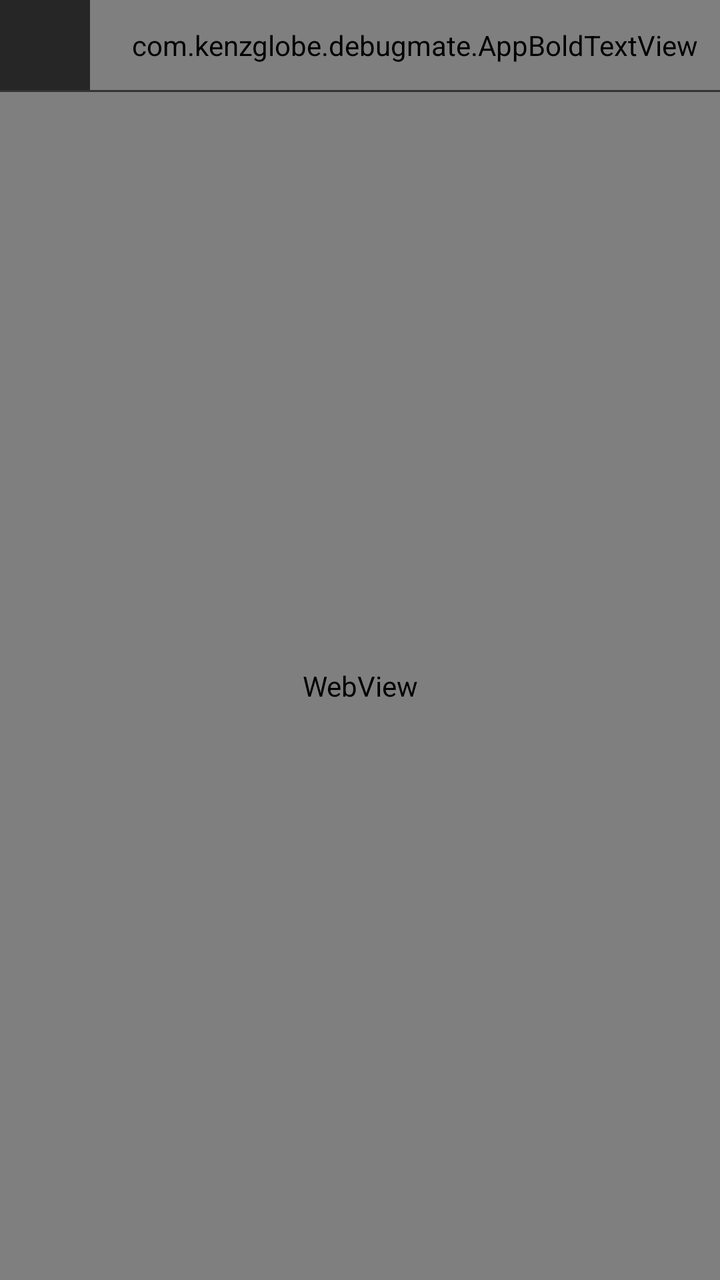
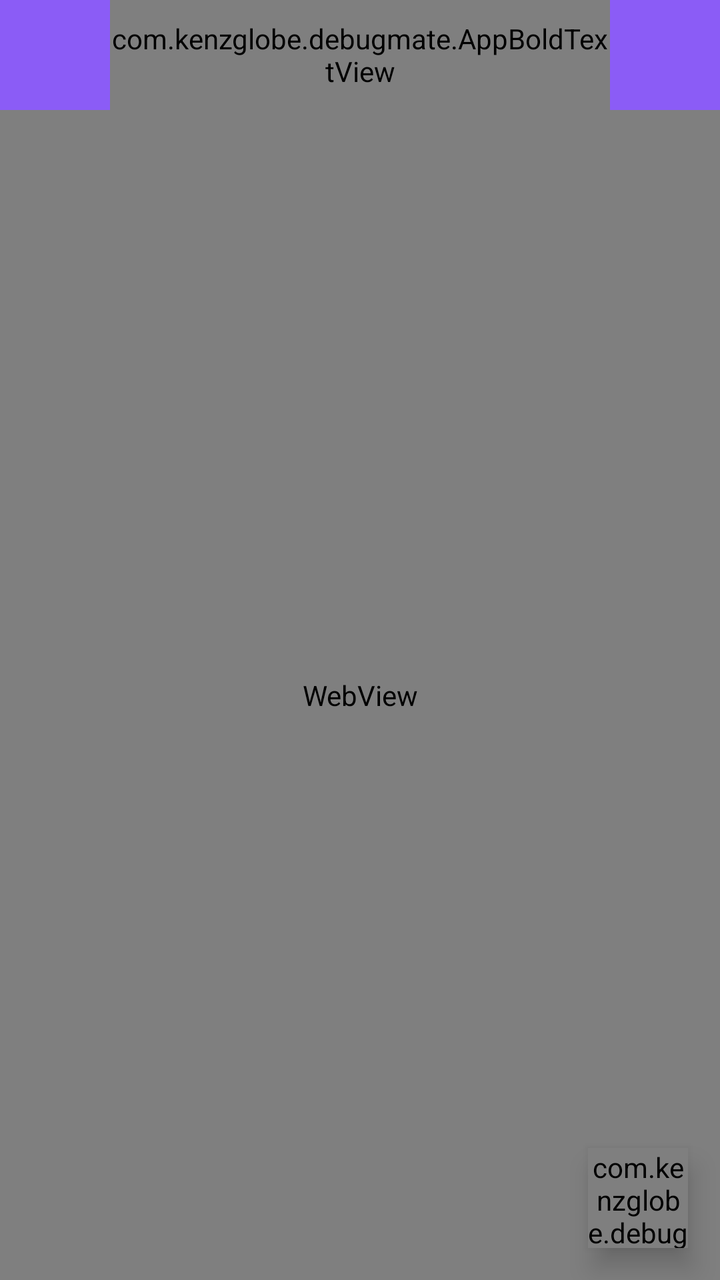

Compare the two renders of this Android layout. The source of the first and the diff that turns it into the second are given below.
<!-- AndroidManifest.xml: application theme AppTheme -->
<!-- res/layout/web_browser.xml -->
<?xml version="1.0" encoding="utf-8"?>
<LinearLayout xmlns:android="http://schemas.android.com/apk/res/android"
    android:layout_width="match_parent"
    android:layout_height="match_parent"
    android:orientation="vertical"
    android:background="#1E1E1E">

    
    <LinearLayout
        android:layout_width="match_parent"
        android:layout_height="45dp"
        android:orientation="horizontal"
        android:background="#262626"
        android:gravity="center_vertical">

        <TextView
            android:id="@+id/btn_browser_close"
            android:layout_width="45dp"
            android:layout_height="match_parent"
            android:gravity="center"
            android:textColor="#FFFFFF"
            android:textSize="22sp" />

        <com.kenzglobe.debugmate.AppBoldTextView
            android:id="@+id/browser_title"
            android:layout_width="match_parent"
            android:layout_height="match_parent"
            android:gravity="center_vertical"
            android:paddingStart="10dp"
            android:text="Web Preview"
            android:textColor="#FFFFFF"
            android:textSize="15sp" />
            
    </LinearLayout>

    <View
        android:layout_width="match_parent"
        android:layout_height="1dp"
        android:background="#333333" />

    
    <WebView
        android:id="@+id/web_browser_view"
        android:layout_width="match_parent"
        android:layout_height="match_parent" />

</LinearLayout>
<!-- resources referenced by this layout -->
<resources>
  <style name="AppTheme" parent="@android:style/Theme.Material.Light.NoActionBar">
          <item name="android:statusBarColor">#1E1E1E</item>
          <item name="android:navigationBarColor">#1E1E1E</item>
          <item name="android:windowLightStatusBar">false</item>
      </style>
</resources>

<!-- the commit's change to res/layout/web_browser.xml (unified diff, before → after) -->
@@ -1,21 +1,21 @@
 <?xml version="1.0" encoding="utf-8"?>
-<LinearLayout xmlns:android="http://schemas.android.com/apk/res/android"
+<RelativeLayout xmlns:android="http://schemas.android.com/apk/res/android"
     android:layout_width="match_parent"
     android:layout_height="match_parent"
-    android:orientation="vertical"
     android:background="#1E1E1E">
 
     
     <LinearLayout
+        android:id="@+id/browser_header"
         android:layout_width="match_parent"
-        android:layout_height="45dp"
-        android:orientation="horizontal"
-        android:background="#262626"
-        android:gravity="center_vertical">
+        android:layout_height="55dp"
+        android:background="#8B5CF6"
+        android:gravity="center_vertical"
+        android:orientation="horizontal">
 
         <TextView
-            android:id="@+id/btn_browser_close"
-            android:layout_width="45dp"
+            android:id="@+id/btn_browser_back"
+            android:layout_width="55dp"
             android:layout_height="match_parent"
             android:gravity="center"
             android:textColor="#FFFFFF"
@@ -23,25 +23,171 @@
 
         <com.kenzglobe.debugmate.AppBoldTextView
             android:id="@+id/browser_title"
-            android:layout_width="match_parent"
+            android:layout_width="0dp"
             android:layout_height="match_parent"
+            android:layout_weight="1"
             android:gravity="center_vertical"
-            android:paddingStart="10dp"
             android:text="Web Preview"
             android:textColor="#FFFFFF"
-            android:textSize="15sp" />
+            android:textSize="18sp" />
+            
+        <TextView
+            android:id="@+id/btn_browser_refresh"
+            android:layout_width="55dp"
+            android:layout_height="match_parent"
+            android:gravity="center"
+            android:textColor="#FFFFFF"
+            android:textSize="20sp" />
             
     </LinearLayout>
 
-    <View
+    <WebView
+        android:id="@+id/browser_webview"
         android:layout_width="match_parent"
-        android:layout_height="1dp"
-        android:background="#333333" />
+        android:layout_height="match_parent"
+        android:layout_below="@id/browser_header" />
 
     
-    <WebView
-        android:id="@+id/web_browser_view"
+    <com.kenzglobe.debugmate.AppBoldTextView
+        android:id="@+id/btn_toggle_console"
+        android:layout_width="50dp"
+        android:layout_height="50dp"
+        android:layout_alignParentBottom="true"
+        android:layout_alignParentEnd="true"
+        android:layout_margin="16dp"
+        android:background="@drawable/fab_bg"
+        android:gravity="center"
+        android:text=">_"
+        android:textColor="#FFFFFF"
+        android:textSize="18sp"
+        android:textStyle="bold"
+        android:elevation="8dp"/>
+
+    
+    <LinearLayout
+        android:id="@+id/console_container"
         android:layout_width="match_parent"
-        android:layout_height="match_parent" />
+        android:layout_height="350dp"
+        android:layout_alignParentBottom="true"
+        android:background="@drawable/console_bg"
+        android:orientation="vertical"
+        android:visibility="gone"
+        android:elevation="12dp">
 
-</LinearLayout>
+        
+        <LinearLayout
+            android:layout_width="match_parent"
+            android:layout_height="wrap_content"
+            android:orientation="vertical">
+
+            
+            <View
+                android:layout_width="60dp"
+                android:layout_height="5dp"
+                android:layout_gravity="center_horizontal"
+                android:layout_marginTop="8dp"
+                android:background="@drawable/bg_console_clear_btn" />
+
+            
+            <LinearLayout
+                android:layout_width="match_parent"
+                android:layout_height="45dp"
+                android:gravity="center_vertical"
+                android:orientation="horizontal"
+                android:paddingHorizontal="12dp">
+
+                <com.kenzglobe.debugmate.AppBoldTextView
+                    android:layout_width="0dp"
+                    android:layout_height="match_parent"
+                    android:layout_weight="1"
+                    android:gravity="center_vertical"
+                    android:text="Console"
+                    android:textColor="#8B5CF6"
+                    android:textSize="15sp" />
+                
+                
+                <TextView
+                    android:id="@+id/btn_clear_console"
+                    android:layout_width="wrap_content"
+                    android:layout_height="28dp"
+                    android:background="@drawable/bg_console_clear_btn"
+                    android:gravity="center"
+                    android:paddingHorizontal="12dp"
+                    android:text="clear"
+                    android:textColor="#AAAAAA"
+                    android:textSize="12sp"
+                    android:layout_marginEnd="8dp" />
+                
+                
+                <TextView
+                    android:id="@+id/btn_close_console"
+                    android:layout_width="30dp"
+                    android:layout_height="match_parent"
+                    android:gravity="center"
+                    android:textColor="#AAAAAA"
+                    android:textSize="18sp" />
+                    
+            </LinearLayout>
+            
+            <View
+                android:layout_width="match_parent"
+                android:layout_height="1.5dp"
+                android:background="#999999" />
+            
+        </LinearLayout>
+
+        
+        <ScrollView
+            android:id="@+id/console_scroll"
+            android:layout_width="match_parent"
+            android:layout_height="0dp"
+            android:layout_weight="1">
+
+            <LinearLayout
+                android:id="@+id/console_output_container"
+                android:layout_width="match_parent"
+                android:layout_height="wrap_content"
+                android:orientation="vertical" />
+                
+        </ScrollView>
+        
+        <View
+            android:layout_width="match_parent"
+            android:layout_height="1.5dp"
+            android:background="#262626" />
+
+        
+        <LinearLayout
+            android:layout_width="match_parent"
+            android:layout_height="40dp"
+            android:orientation="horizontal"
+            android:padding="8dp"
+            android:gravity="center_vertical">
+
+            <com.kenzglobe.debugmate.AppBoldTextView
+                android:layout_width="24dp"
+                android:layout_height="match_parent"
+                android:text=">"
+                android:textColor="#3FB950"
+                android:textSize="18sp"
+                android:gravity="center" />
+
+            <com.kenzglobe.debugmate.AppEditText
+                android:id="@+id/console_input"
+                android:layout_width="0dp"
+                android:layout_height="match_parent"
+                android:layout_weight="1"
+                android:background="@null"
+                android:hint="console.log('Hello World!')"
+                android:textColor="#FFFFFF"
+                android:textColorHint="#888888"
+                android:textCursorDrawable="@drawable/cursor_white"
+                android:textSize="13sp"
+                android:imeOptions="actionSend"
+                android:inputType="textNoSuggestions" />
+                
+        </LinearLayout>
+        
+    </LinearLayout>
+    
+</RelativeLayout>
<!-- resource entries referenced after the edit -->
@@ -1,5 +1,42 @@
 <!-- resources referenced by this layout -->
 <resources>
+  <!-- drawable bg_console_clear_btn (drawable-xxhdpi) -->
+  <?xml version="1.0" encoding="utf-8"?>
+  <shape xmlns:android="http://schemas.android.com/apk/res/android"
+      android:shape="rectangle">
+      <solid android:color="#333333" />
+      <corners android:radius="12dp" />
+      <stroke android:width="1dp" android:color="#444444" />
+  </shape>
+  <!-- drawable console_bg (drawable-xxhdpi) -->
+  <?xml version="1.0" encoding="utf-8"?>
+  <shape xmlns:android="http://schemas.android.com/apk/res/android">
+      
+      <solid android:color="#000000" />
+      
+      <corners 
+          android:topLeftRadius="20dp" 
+          android:topRightRadius="20dp" />
+          
+  </shape>
+  <!-- drawable cursor_white (drawable-xxhdpi) -->
+  <?xml version="1.0" encoding="utf-8"?>
+  <shape xmlns:android="http://schemas.android.com/apk/res/android"
+      android:shape="rectangle">
+      
+      
+      <solid android:color="#FFFFFF" />
+      
+      
+      <size android:width="2dp" />
+      
+  </shape>
+  <!-- drawable fab_bg (drawable-xxhdpi) -->
+  <?xml version="1.0" encoding="utf-8"?>
+  <shape xmlns:android="http://schemas.android.com/apk/res/android"
+      android:shape="oval">
+      <solid android:color="#8B5CF6" />
+  </shape>
   <style name="AppTheme" parent="@android:style/Theme.Material.Light.NoActionBar">
           <item name="android:statusBarColor">#1E1E1E</item>
           <item name="android:navigationBarColor">#1E1E1E</item>
